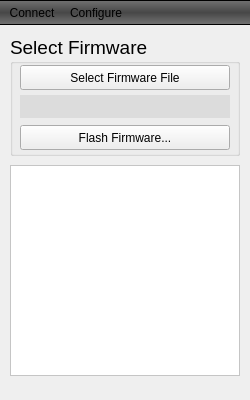
First picture: the form in src/mainwindow.ui, repository nlbtuyen/UpdateFW, before the edit.
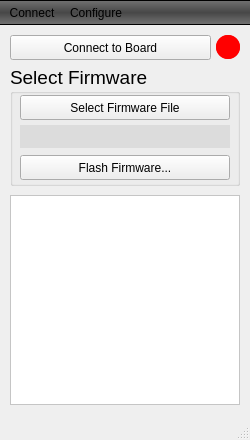
Second picture: the form after the edit. Icons and pictures are not drawn.

The edit to the form file:
```diff
--- a/src/mainwindow.ui
+++ b/src/mainwindow.ui
@@ -7,7 +7,7 @@
     <x>0</x>
     <y>0</y>
     <width>250</width>
-    <height>400</height>
+    <height>440</height>
    </rect>
   </property>
   <property name="sizePolicy">
@@ -19,13 +19,13 @@
   <property name="minimumSize">
    <size>
     <width>250</width>
-    <height>400</height>
+    <height>440</height>
    </size>
   </property>
   <property name="maximumSize">
    <size>
     <width>250</width>
-    <height>400</height>
+    <height>440</height>
    </size>
   </property>
   <property name="contextMenuPolicy">
@@ -51,10 +51,13 @@
     <string notr="true"/>
    </property>
    <widget class="QGroupBox" name="groupBox_SelectFW">
+    <property name="enabled">
+     <bool>true</bool>
+    </property>
     <property name="geometry">
      <rect>
       <x>10</x>
-      <y>10</y>
+      <y>40</y>
       <width>230</width>
       <height>121</height>
      </rect>
@@ -190,9 +193,9 @@
     <property name="geometry">
      <rect>
       <x>10</x>
-      <y>140</y>
+      <y>170</y>
       <width>230</width>
-      <height>211</height>
+      <height>210</height>
      </rect>
     </property>
     <property name="sizePolicy">
@@ -204,13 +207,13 @@
     <property name="minimumSize">
      <size>
       <width>230</width>
-      <height>150</height>
+      <height>210</height>
      </size>
     </property>
     <property name="maximumSize">
      <size>
       <width>230</width>
-      <height>500</height>
+      <height>210</height>
      </size>
     </property>
     <property name="font">
@@ -227,6 +230,46 @@
      <bool>false</bool>
     </property>
    </widget>
+   <widget class="QPushButton" name="btn_connectBoard">
+    <property name="geometry">
+     <rect>
+      <x>10</x>
+      <y>10</y>
+      <width>201</width>
+      <height>25</height>
+     </rect>
+    </property>
+    <property name="text">
+     <string>Connect to Board</string>
+    </property>
+   </widget>
+   <widget class="QScrollArea" name="scrollArea">
+    <property name="geometry">
+     <rect>
+      <x>216</x>
+      <y>10</y>
+      <width>24</width>
+      <height>24</height>
+     </rect>
+    </property>
+    <property name="styleSheet">
+     <string notr="true">background-color: red;
+border-radius: 12;</string>
+    </property>
+    <property name="widgetResizable">
+     <bool>true</bool>
+    </property>
+    <widget class="QWidget" name="scrollAreaWidgetContents">
+     <property name="geometry">
+      <rect>
+       <x>0</x>
+       <y>0</y>
+       <width>24</width>
+       <height>24</height>
+      </rect>
+     </property>
+    </widget>
+   </widget>
   </widget>
   <widget class="QToolBar" name="mainToolBar">
    <property name="sizePolicy">
@@ -318,6 +361,7 @@
    <addaction name="menuWidgets"/>
    <addaction name="menuHelp"/>
   </widget>
+  <widget class="QStatusBar" name="statusBar"/>
   <action name="actionConnect">
    <property name="icon">
     <iconset resource="../terminal.qrc">
```
Left out of the diff: 9 changed lines with no effect on the pictures.
